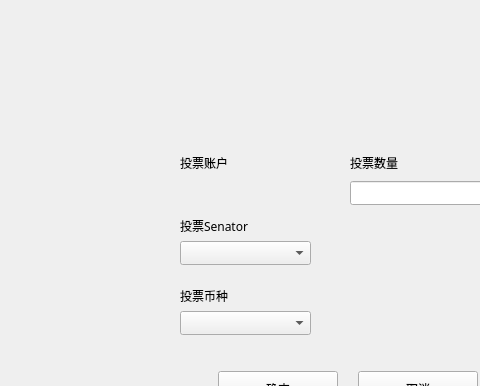
Above: miner/locktominerdialog.ui from ufc-project/ufcwallet before the change; both pictures show x 130 to 610 and y 0 to 386 of the 960 by 543 pixel window. Below: the same form after it.
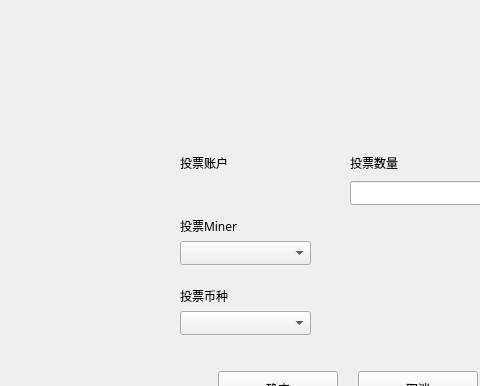
That is the form after the change.

Diff of the .ui file:
```diff
--- a/miner/locktominerdialog.ui
+++ b/miner/locktominerdialog.ui
@@ -157,7 +157,7 @@
       </rect>
      </property>
      <property name="text">
-      <string>投票Senator</string>
+      <string>投票Miner</string>
      </property>
      <property name="alignment">
       <set>Qt::AlignLeading|Qt::AlignLeft|Qt::AlignVCenter</set>
```
